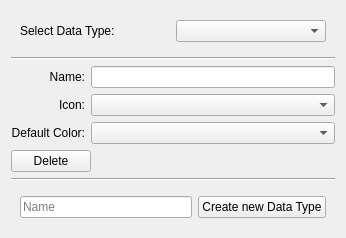
Before: the Qt Designer form src/Interface/DataTypePage.ui in KDE/rocs, drawn with Qt 5.
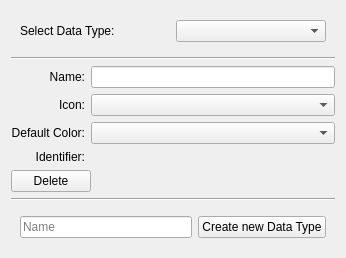
After: the same form once the commit is applied. Custom widgets are drawn as their Qt base class.

Commit message: Show type identifiers in property dialogs.

Diff of the .ui file:
```diff
--- a/src/Interface/DataTypePage.ui
+++ b/src/Interface/DataTypePage.ui
@@ -84,6 +84,26 @@
      <item row="2" column="1">
       <widget class="KColorCombo" name="typeDefaultColor"/>
      </item>
+     <item row="3" column="0">
+      <widget class="QLabel" name="label_2">
+       <property name="text">
+        <string>Identifier:</string>
+       </property>
+       <property name="alignment">
+        <set>Qt::AlignRight|Qt::AlignTrailing|Qt::AlignVCenter</set>
+       </property>
+      </widget>
+     </item>
+     <item row="3" column="1">
+      <widget class="QLabel" name="typeIdentifier">
+       <property name="toolTip">
+        <string>This is the unique identifier for the data type.</string>
+       </property>
+       <property name="text">
+        <string/>
+       </property>
+      </widget>
+     </item>
     </layout>
    </item>
    <item>
```
The commit also changes 3 other files.
